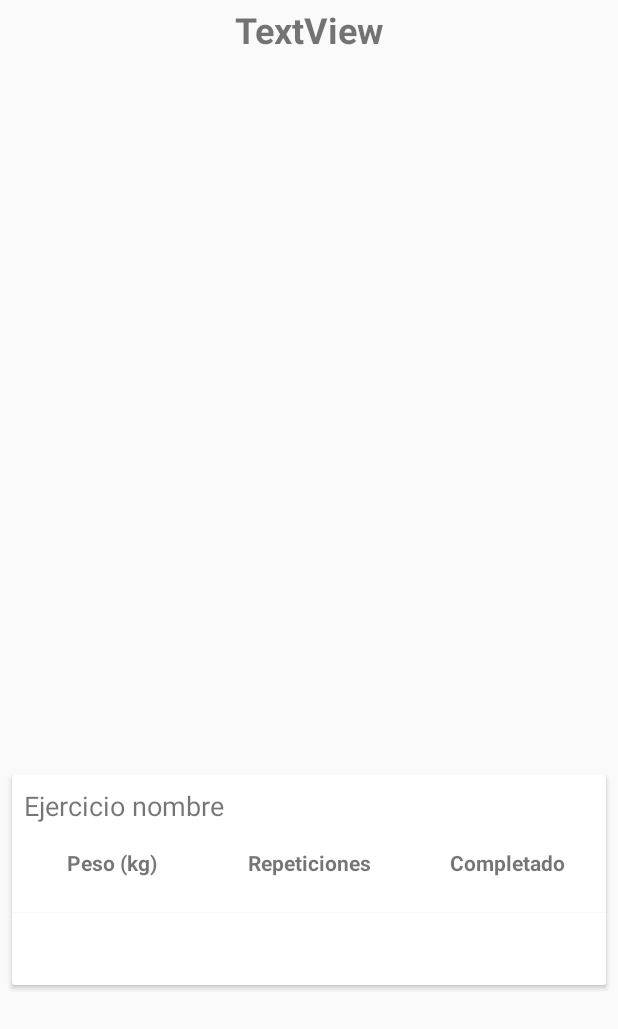
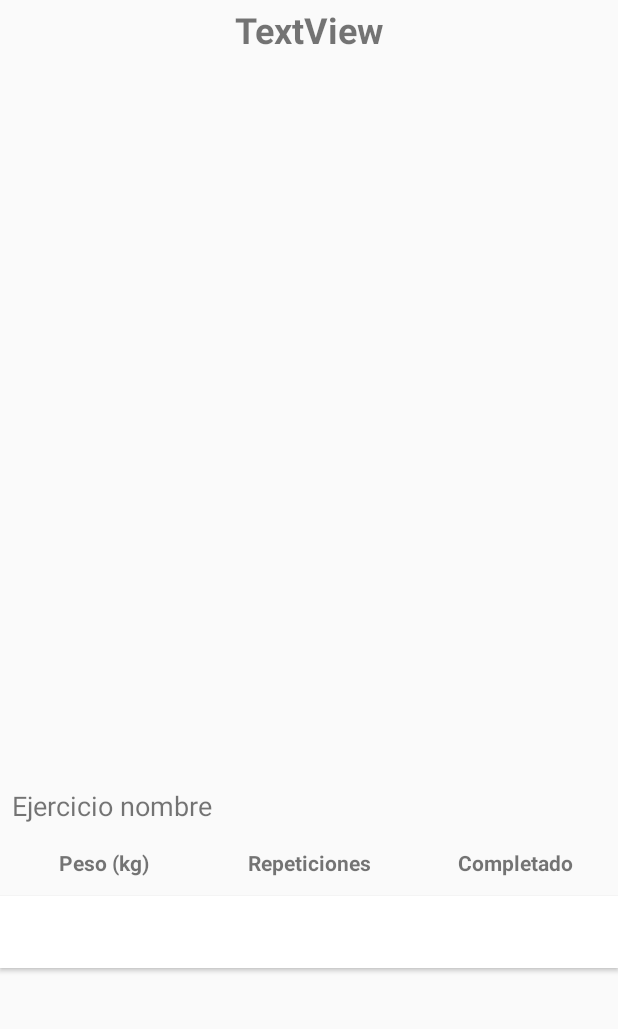
Before and after one commit to pablormsn/Trainee, an Android app built with Jetpack Compose: the layout activity_entrenamiento.xml on its own in the app's theme, with its tools: preview values and no code run, scrolled down 1076 dp, on a phone screen of 412 x 824 dp. Shown: the top 1029 px of the screen. Run offline under Robolectric (Android 15) with nearby library versions, the phone set to English and light mode, and no system bars.

Commit message:
Entrenamiento practicamente terminado

```diff
--- a/app/src/main/java/com/coral/fithub/EntrenamientoActivity.kt
+++ b/app/src/main/java/com/coral/fithub/EntrenamientoActivity.kt
@@ -28,9 +28,9 @@ class EntrenamientoActivity : AppCompatActivity() {
 
               CoroutineScope(Dispatchers.IO).launch {
                   val rutina = rutinaDao.get(idRutina)
-                  val ejerciciosR = rutinaEjercicioDao.getbyIdRutina(idRutina)
                   val ejercicios = ejercicioDao.getEjerciciosPorRutina(idRutina)
 
+                  print(ejercicios)
                   withContext(Dispatchers.Main) {
                       val textViewNombre = findViewById<TextView>(R.id.textRutinaNombre)
                       val recyclerViewEjercicios =
@@ -38,8 +38,7 @@ class EntrenamientoActivity : AppCompatActivity() {
 
                       textViewNombre.text = rutina.nombre
 
-                      recyclerViewEjercicios.layoutManager =
-                          LinearLayoutManager(this@EntrenamientoActivity)
+                      recyclerViewEjercicios.layoutManager = LinearLayoutManager(this@EntrenamientoActivity)
                       recyclerViewEjercicios.adapter = EjercicioEntrenamientoAdapter(ejercicios, rutina.nombre)
                   }
               }
--- a/app/src/main/java/com/coral/fithub/adapter/EjercicioEntrenamientoAdapter.kt
+++ b/app/src/main/java/com/coral/fithub/adapter/EjercicioEntrenamientoAdapter.kt
@@ -27,7 +27,7 @@ class EjercicioEntrenamientoAdapter(
     override fun onBindViewHolder(holder: EjercicioEntrenamientoViewHolder, position: Int) {
         val ejercicio = listaDeEntrenamientos[position]
         holder.textViewNombre.text = ejercicio.nombre
-        holder.textViewRutina.text = nombreRutina // Configurar el nombre de la rutina
+        holder.textViewRutina.text = nombreRutina // Asignar el nombre de la rutina al TextView
     }
 
     override fun getItemCount(): Int {
--- a/app/src/main/res/layout/item_ejercicio_entrenamiento.xml
+++ b/app/src/main/res/layout/item_ejercicio_entrenamiento.xml
@@ -3,17 +3,6 @@
     android:layout_width="match_parent"
     android:layout_height="match_parent"
     xmlns:app="http://schemas.android.com/apk/res-auto">
-
-    <androidx.cardview.widget.CardView
-        android:layout_width="match_parent"
-        android:layout_height="wrap_content"
-        android:layout_margin="8dp"
-        android:padding="8dp">
-
-        <LinearLayout
-            android:orientation="vertical"
-            android:layout_width="match_parent"
-            android:layout_height="wrap_content">
 
     <!-- Título del Ejercicio -->
     <TextView
@@ -22,15 +11,20 @@
         android:layout_height="wrap_content"
         android:text="Ejercicio nombre"
         android:textSize="18sp"
-                android:padding="8dp" />
+        android:padding="8dp"
+        app:layout_constraintTop_toTopOf="parent"
+        app:layout_constraintStart_toStartOf="parent"
+        app:layout_constraintEnd_toEndOf="parent" />
 
     <!-- Fila de cabecera con nombres de columna -->
-
     <LinearLayout
         android:orientation="horizontal"
         android:layout_width="match_parent"
         android:layout_height="wrap_content"
-                android:layout_marginTop="8dp">
+        android:layout_marginTop="8dp"
+        app:layout_constraintTop_toBottomOf="@id/textEjercicioNombre"
+        app:layout_constraintStart_toStartOf="parent"
+        app:layout_constraintEnd_toEndOf="parent">
 
         <!-- Columna de Peso -->
         <TextView
@@ -62,13 +56,18 @@
     </LinearLayout>
 
     <!-- RecyclerView para las Series -->
+
+    <!-- Botón cuadrado, como una serie más, para añadir una serie -->
     <androidx.recyclerview.widget.RecyclerView
         android:id="@+id/recyclerViewSeries"
         android:layout_width="match_parent"
         android:layout_height="wrap_content"
-                android:layout_marginTop="8dp"/>
+        android:layout_marginTop="24dp"
+        app:layout_constraintEnd_toEndOf="parent"
+        app:layout_constraintHorizontal_bias="0.0"
+        app:layout_constraintStart_toStartOf="parent"
+        app:layout_constraintTop_toBottomOf="@id/textEjercicioNombre" />
 
-            <!-- Botón cuadrado, como una serie más, para añadir una serie -->
     <Button
         android:id="@+id/buttonAddSerieEnd"
         android:layout_width="match_parent"
@@ -78,10 +77,10 @@
         android:gravity="center"
         android:text="Añadir Serie"
         android:textColor="@android:color/white"
-                android:textSize="16sp" />
-
-        </LinearLayout>
-
-    </androidx.cardview.widget.CardView>
+        android:textSize="16sp"
+        app:layout_constraintEnd_toEndOf="parent"
+        app:layout_constraintHorizontal_bias="0.0"
+        app:layout_constraintStart_toStartOf="parent"
+        app:layout_constraintTop_toBottomOf="@id/recyclerViewSeries" />
 
 </androidx.constraintlayout.widget.ConstraintLayout>
```
Lines whose indentation alone changed are shown as unchanged.
